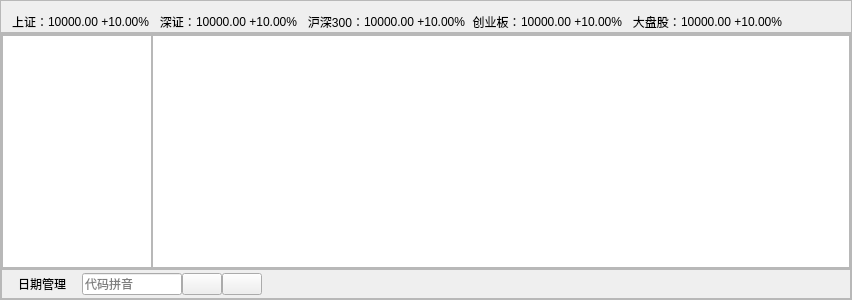
This is dialog.ui in bnufree/Hq as Qt 5 draws it before an edit. The edited form follows.
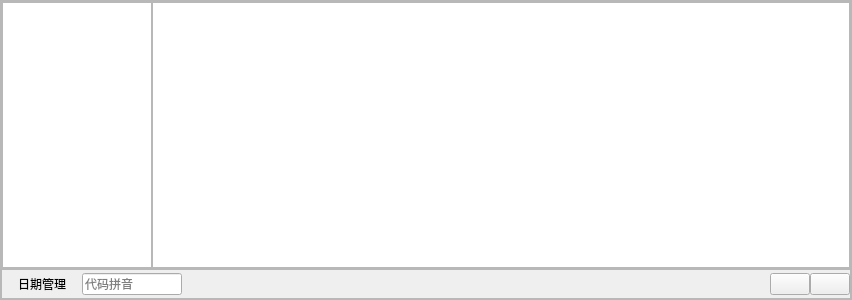
This is the edited form.

Diff of the .ui file:
```diff
--- a/dialog.ui
+++ b/dialog.ui
@@ -72,107 +72,6 @@
    <property name="bottomMargin">
     <number>0</number>
    </property>
-   <item>
-    <widget class="QFrame" name="topframe">
-     <property name="frameShape">
-      <enum>QFrame::StyledPanel</enum>
-     </property>
-     <property name="frameShadow">
-      <enum>QFrame::Raised</enum>
-     </property>
-     <layout class="QHBoxLayout" name="horizontalLayout">
-      <property name="spacing">
-       <number>0</number>
-      </property>
-      <property name="bottomMargin">
-       <number>0</number>
-      </property>
-      <item>
-       <widget class="QLabel" name="label">
-        <property name="text">
-         <string>上证：</string>
-        </property>
-       </widget>
-      </item>
-      <item>
-       <widget class="QLabel" name="shlbl">
-        <property name="text">
-         <string>10000.00 +10.00%</string>
-        </property>
-       </widget>
-      </item>
-      <item>
-       <widget class="QLabel" name="label_2">
-        <property name="text">
-         <string>   深证：</string>
-        </property>
-       </widget>
-      </item>
-      <item>
-       <widget class="QLabel" name="szlbl">
-        <property name="text">
-         <string>10000.00 +10.00%</string>
-        </property>
-       </widget>
-      </item>
-      <item>
-       <widget class="QLabel" name="label_3">
-        <property name="text">
-         <string>   沪深300：</string>
-        </property>
-       </widget>
-      </item>
-      <item>
-       <widget class="QLabel" name="hslbl">
-        <property name="text">
-         <string>10000.00 +10.00%</string>
-        </property>
-       </widget>
-      </item>
-      <item>
-       <widget class="QLabel" name="label_4">
-        <property name="text">
-         <string>  创业板：</string>
-        </property>
-       </widget>
-      </item>
-      <item>
-       <widget class="QLabel" name="cyblbl">
-        <property name="text">
-         <string>10000.00 +10.00%</string>
-        </property>
-       </widget>
-      </item>
-      <item>
-       <widget class="QLabel" name="label_5">
-        <property name="text">
-         <string>   大盘股：</string>
-        </property>
-       </widget>
-      </item>
-      <item>
-       <widget class="QLabel" name="dpglbl">
-        <property name="text">
-         <string>10000.00 +10.00%</string>
-        </property>
-       </widget>
-      </item>
-      <item>
-       <spacer name="horizontalSpacer">
-        <property name="orientation">
-         <enum>Qt::Horizontal</enum>
-        </property>
-        <property name="sizeHint" stdset="0">
-         <size>
-          <width>40</width>
-          <height>20</height>
-         </size>
-        </property>
-       </spacer>
-      </item>
-     </layout>
-    </widget>
-   </item>
    <item>
     <widget class="QFrame" name="midframe">
      <property name="frameShape">
@@ -235,6 +134,9 @@
            <property name="verticalScrollBarPolicy">
             <enum>Qt::ScrollBarAlwaysOff</enum>
            </property>
+           <property name="horizontalScrollBarPolicy">
+            <enum>Qt::ScrollBarAlwaysOff</enum>
+           </property>
            <property name="editTriggers">
             <set>QAbstractItemView::NoEditTriggers</set>
            </property>
@@ -260,6 +162,9 @@
            <property name="verticalScrollBarPolicy">
             <enum>Qt::ScrollBarAlwaysOff</enum>
            </property>
+           <property name="horizontalScrollBarPolicy">
+            <enum>Qt::ScrollBarAlwaysOff</enum>
+           </property>
            <property name="editTriggers">
             <set>QAbstractItemView::NoEditTriggers</set>
            </property>
@@ -345,20 +250,6 @@
            </property>
           </widget>
          </item>
-         <item>
-          <widget class="QPushButton" name="minBtn">
-           <property name="text">
-            <string/>
-           </property>
-          </widget>
-         </item>
-         <item>
-          <widget class="QPushButton" name="closeBtn">
-           <property name="text">
-            <string/>
-           </property>
-          </widget>
-         </item>
          <item>
           <widget class="QLabel" name="updatelbl">
            <property name="minimumSize">
@@ -385,6 +276,20 @@
            </property>
           </spacer>
          </item>
+         <item>
+          <widget class="QPushButton" name="minBtn">
+           <property name="text">
+            <string/>
+           </property>
+          </widget>
+         </item>
+         <item>
+          <widget class="QPushButton" name="closeBtn">
+           <property name="text">
+            <string/>
+           </property>
+          </widget>
+         </item>
         </layout>
        </widget>
       </item>
```
Left out of the diff: 22 changed lines with no effect on the pictures.
